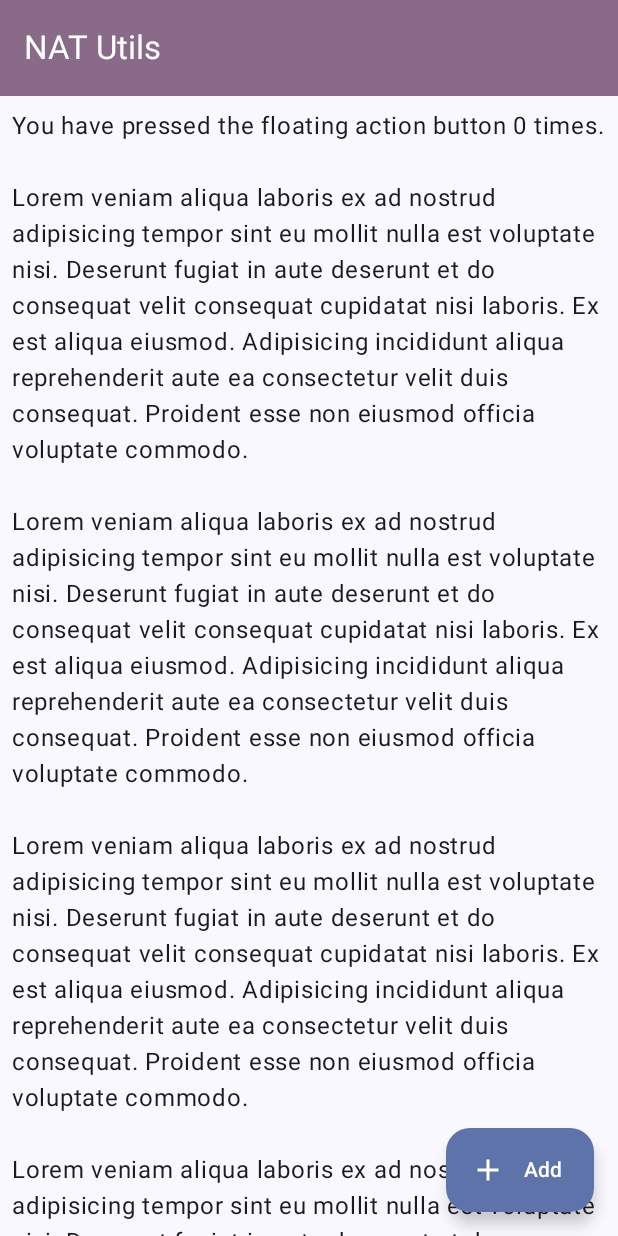
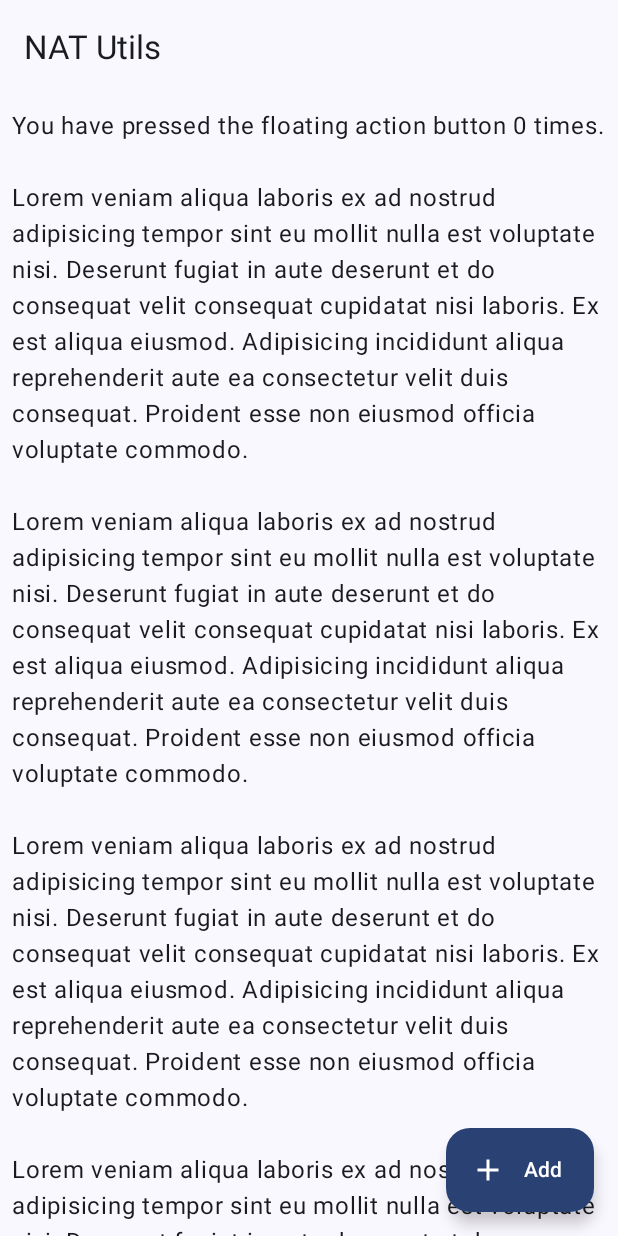
Before and after one commit to reekystive/nat-analyzer, an Android app built with Jetpack Compose: the screen it shows after launch (MainActivity), on a phone screen of 412 x 824 dp. Run offline under Robolectric (Android 15) with nearby library versions, the phone set to English and light mode, and no system bars.

Commit message:
feat: adjust color usage

```diff
--- a/app/src/main/java/org/reeky/natutils/ui/component/AddFAB.kt
+++ b/app/src/main/java/org/reeky/natutils/ui/component/AddFAB.kt
@@ -9,21 +9,22 @@ import androidx.compose.material3.MaterialTheme
 import androidx.compose.material3.Text
 import androidx.compose.runtime.Composable
 import androidx.compose.ui.tooling.preview.Preview
+import androidx.compose.ui.tooling.preview.Wallpapers
 import org.reeky.natutils.ui.theme.NATUtilsTheme
 
 @Composable
 fun AddFAB(onPress: () -> Unit) {
     ExtendedFloatingActionButton(
-        containerColor = MaterialTheme.colorScheme.primaryContainer,
-        contentColor = MaterialTheme.colorScheme.onPrimaryContainer,
+        containerColor = MaterialTheme.colorScheme.primary,
+        contentColor = MaterialTheme.colorScheme.onPrimary,
         onClick = { onPress() },
         icon = { Icon(Icons.Default.Add, "Add") },
         text = { Text(text = "Add") },
     )
 }
 
-@Preview(uiMode = Configuration.UI_MODE_NIGHT_NO)
-@Preview(uiMode = Configuration.UI_MODE_NIGHT_YES)
+@Preview(uiMode = Configuration.UI_MODE_NIGHT_NO, wallpaper = Wallpapers.RED_DOMINATED_EXAMPLE)
+@Preview(uiMode = Configuration.UI_MODE_NIGHT_YES, wallpaper = Wallpapers.RED_DOMINATED_EXAMPLE)
 @Composable
 fun AddFABPreview() {
     NATUtilsTheme {
--- a/app/src/main/java/org/reeky/natutils/ui/component/TopBar.kt
+++ b/app/src/main/java/org/reeky/natutils/ui/component/TopBar.kt
@@ -8,6 +8,7 @@ import androidx.compose.material3.TopAppBar
 import androidx.compose.material3.TopAppBarDefaults
 import androidx.compose.runtime.Composable
 import androidx.compose.ui.tooling.preview.Preview
+import androidx.compose.ui.tooling.preview.Wallpapers
 import org.reeky.natutils.ui.theme.NATUtilsTheme
 
 @OptIn(ExperimentalMaterial3Api::class)
@@ -15,8 +16,8 @@ import org.reeky.natutils.ui.theme.NATUtilsTheme
 fun TopBar() {
     TopAppBar(
         colors = TopAppBarDefaults.topAppBarColors(
-            containerColor = MaterialTheme.colorScheme.tertiaryContainer,
-            titleContentColor = MaterialTheme.colorScheme.onTertiaryContainer,
+            containerColor = MaterialTheme.colorScheme.background,
+            titleContentColor = MaterialTheme.colorScheme.onBackground,
         ),
         title = {
             Text("NAT Utils")
@@ -24,8 +25,8 @@ fun TopBar() {
     )
 }
 
-@Preview(uiMode = Configuration.UI_MODE_NIGHT_NO)
-@Preview(uiMode = Configuration.UI_MODE_NIGHT_YES)
+@Preview(uiMode = Configuration.UI_MODE_NIGHT_NO, wallpaper = Wallpapers.RED_DOMINATED_EXAMPLE)
+@Preview(uiMode = Configuration.UI_MODE_NIGHT_YES, wallpaper = Wallpapers.RED_DOMINATED_EXAMPLE)
 @Composable
 fun TopBarPreview() {
     NATUtilsTheme {
```
